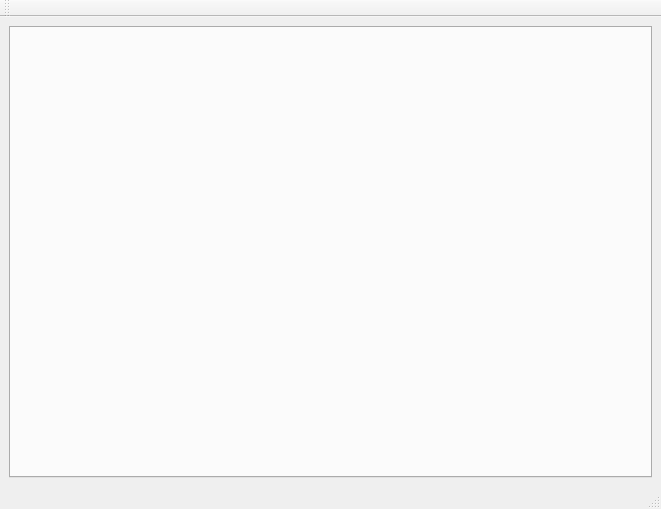
amatig/amati_test, file ruby/fdtgui/gui.ui: the form before one commit.
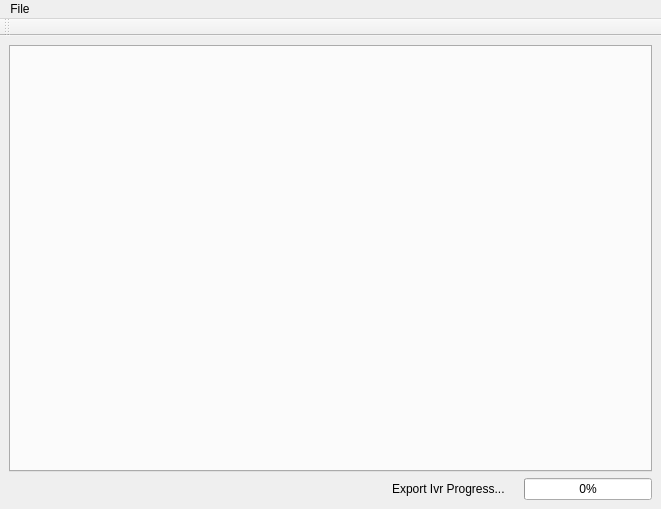
The form after the commit.

What changed in the file:
```diff
--- a/ruby/fdtgui/gui.ui
+++ b/ruby/fdtgui/gui.ui
@@ -10,6 +10,12 @@
     <height>509</height>
    </rect>
   </property>
+  <property name="sizePolicy">
+   <sizepolicy hsizetype="Preferred" vsizetype="Maximum">
+    <horstretch>0</horstretch>
+    <verstretch>0</verstretch>
+   </sizepolicy>
+  </property>
   <property name="windowTitle">
    <string>MainWindow</string>
   </property>
@@ -22,9 +28,98 @@
       </property>
      </widget>
     </item>
+    <item>
+     <layout class="QHBoxLayout" name="horizontalLayout" stretch="0,0,0,0,0">
+      <property name="topMargin">
+       <number>0</number>
+      </property>
+      <property name="bottomMargin">
+       <number>0</number>
+      </property>
+      <item>
+       <spacer name="horizontalSpacer_4">
+        <property name="orientation">
+         <enum>Qt::Horizontal</enum>
+        </property>
+        <property name="sizeHint" stdset="0">
+         <size>
+          <width>40</width>
+          <height>20</height>
+         </size>
+        </property>
+       </spacer>
+      </item>
+      <item>
+       <spacer name="horizontalSpacer_3">
+        <property name="orientation">
+         <enum>Qt::Horizontal</enum>
+        </property>
+        <property name="sizeHint" stdset="0">
+         <size>
+          <width>40</width>
+          <height>20</height>
+         </size>
+        </property>
+       </spacer>
+      </item>
+      <item>
+       <spacer name="horizontalSpacer_2">
+        <property name="orientation">
+         <enum>Qt::Horizontal</enum>
+        </property>
+        <property name="sizeHint" stdset="0">
+         <size>
+          <width>40</width>
+          <height>20</height>
+         </size>
+        </property>
+       </spacer>
+      </item>
+      <item>
+       <widget class="QLabel" name="label">
+        <property name="text">
+         <string>Export Ivr Progress...    </string>
+        </property>
+       </widget>
+      </item>
+      <item>
+       <widget class="QProgressBar" name="progressBar">
+        <property name="enabled">
+         <bool>true</bool>
+        </property>
+        <property name="sizePolicy">
+         <sizepolicy hsizetype="Expanding" vsizetype="Fixed">
+          <horstretch>0</horstretch>
+          <verstretch>0</verstretch>
+         </sizepolicy>
+        </property>
+        <property name="minimumSize">
+         <size>
+          <width>0</width>
+          <height>0</height>
+         </size>
+        </property>
+        <property name="sizeIncrement">
+         <size>
+          <width>0</width>
+          <height>0</height>
+         </size>
+        </property>
+        <property name="autoFillBackground">
+         <bool>false</bool>
+        </property>
+        <property name="value">
+         <number>0</number>
+        </property>
+        <property name="invertedAppearance">
+         <bool>false</bool>
+        </property>
+       </widget>
+      </item>
+     </layout>
+    </item>
    </layout>
   </widget>
-  <widget class="QStatusBar" name="statusbar"/>
   <widget class="QToolBar" name="mainToolBar">
    <property name="windowTitle">
     <string>mainToolBar</string>
@@ -36,6 +131,40 @@
     <bool>false</bool>
    </attribute>
   </widget>
+  <widget class="QMenuBar" name="menuBar">
+   <property name="geometry">
+    <rect>
+     <x>0</x>
+     <y>0</y>
+     <width>661</width>
+     <height>23</height>
+    </rect>
+   </property>
+   <widget class="QMenu" name="menuFile">
+    <property name="title">
+     <string>File</string>
+    </property>
+    <addaction name="actionConnect"/>
+    <addaction name="separator"/>
+    <addaction name="actionExit"/>
+   </widget>
+   <addaction name="menuFile"/>
+  </widget>
+  <action name="actionConnect">
+   <property name="text">
+    <string>Connect</string>
+   </property>
+  </action>
+  <action name="actionExit">
+   <property name="text">
+    <string>Exit</string>
+   </property>
+  </action>
+  <action name="actionConnections">
+   <property name="text">
+    <string>Connections</string>
+   </property>
+  </action>
  </widget>
  <resources/>
  <connections/>
```
